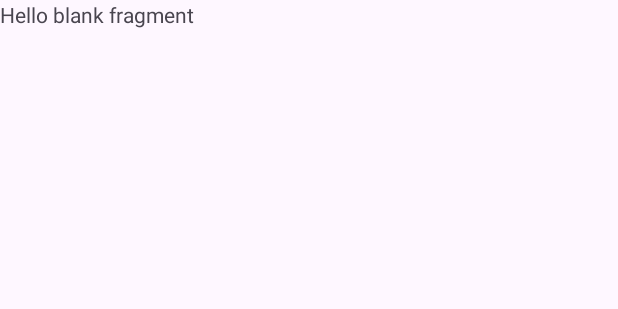
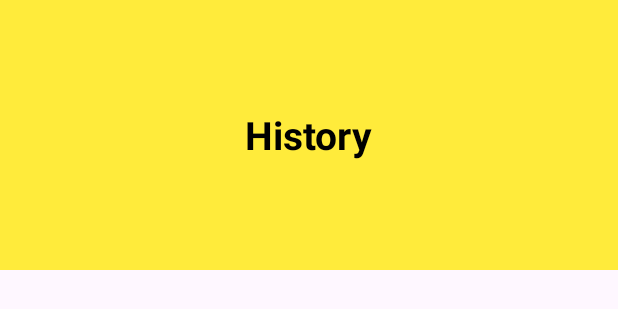
Before and after one commit to pakebismillah/nontondulu, an Android app: the layout fragment_history.xml on its own in the app's theme, with its tools: preview values and no code run, on a phone screen of 412 x 824 dp. Shown: the top 309 px of the screen. Run offline under Robolectric (Android 15) with nearby library versions, the phone set to English and light mode, and no system bars.

Commit message:
layout history

```diff
--- a/app/src/main/res/layout/fragment_history.xml
+++ b/app/src/main/res/layout/fragment_history.xml
@@ -1,14 +1,44 @@
 <?xml version="1.0" encoding="utf-8"?>
-<FrameLayout xmlns:android="http://schemas.android.com/apk/res/android"
+<LinearLayout xmlns:android="http://schemas.android.com/apk/res/android"
     xmlns:tools="http://schemas.android.com/tools"
     android:layout_width="match_parent"
     android:layout_height="match_parent"
+    xmlns:app="http://schemas.android.com/apk/res-auto"
+    android:orientation="vertical"
     tools:context=".HistoryFragment">
 
-    <!-- TODO: Update blank fragment layout -->
-    <TextView
+    <FrameLayout
         android:layout_width="match_parent"
-        android:layout_height="match_parent"
-        android:text="@string/hello_blank_fragment" />
+        android:layout_height="180dp">
 
-</FrameLayout>
+        <!-- Header Kuning -->
+        <View
+            android:id="@+id/header_background"
+            android:layout_width="match_parent"
+            android:layout_height="match_parent"
+            android:background="#FFEB3B" />
+
+        <!-- Judul "History" -->
+        <TextView
+            android:id="@+id/tv_history_title"
+            android:layout_width="wrap_content"
+            android:layout_height="wrap_content"
+            android:text="History"
+            android:textSize="26sp"
+            android:textStyle="bold"
+            android:textColor="#000000"
+            android:layout_gravity="center" />
+
+    </FrameLayout>
+
+    <!-- RecyclerView -->
+    <androidx.recyclerview.widget.RecyclerView
+        android:id="@+id/rv_history"
+        android:layout_width="match_parent"
+        android:layout_height="0dp"
+        android:layout_weight="1"
+        android:layout_marginTop="16dp"
+        android:paddingStart="16dp"
+        android:paddingEnd="16dp" />
+
+</LinearLayout>
```
